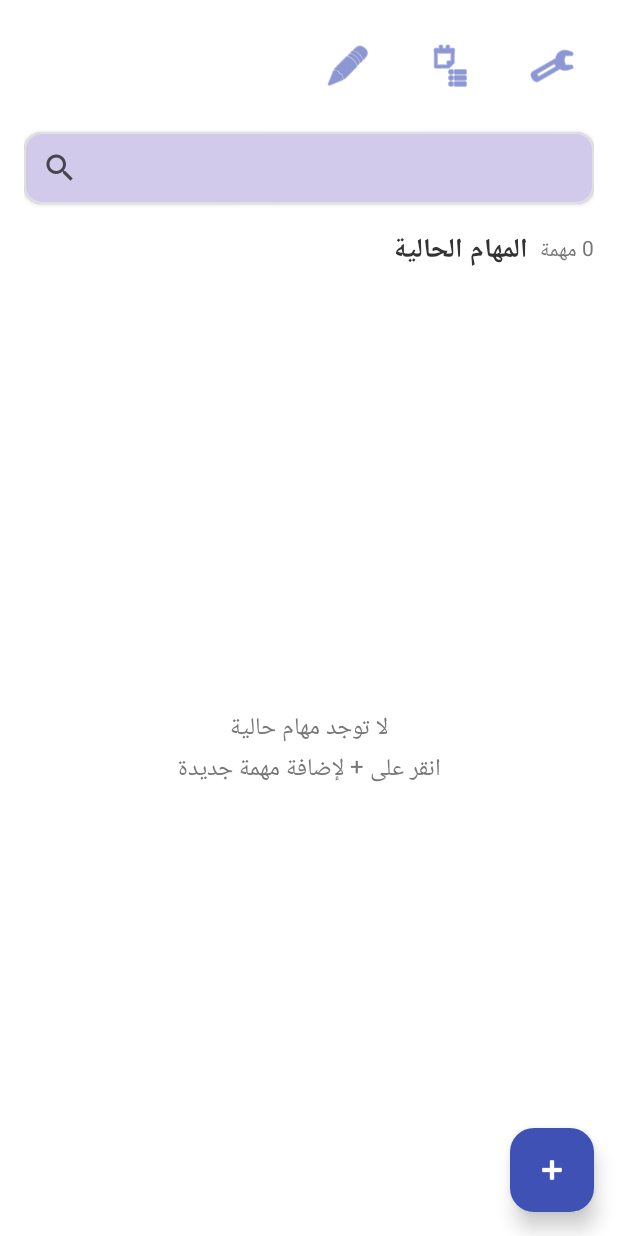
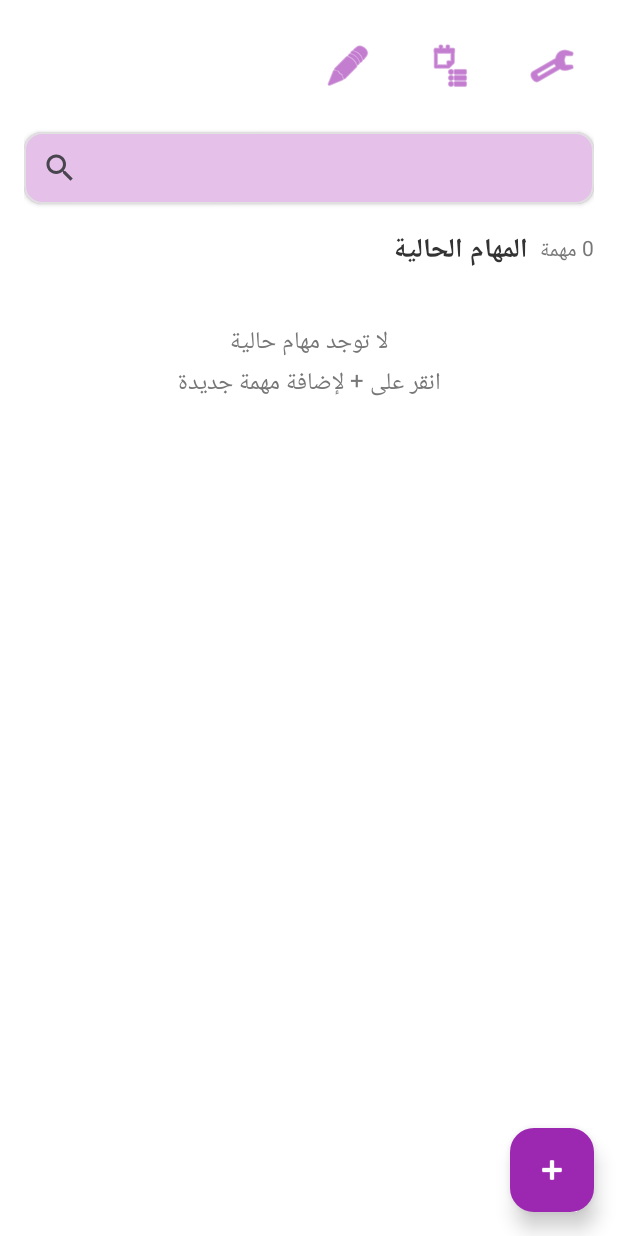
Before and after one commit to adam39049/Notaska, an Android app: the screen it shows after launch (MainActivity), on a phone screen of 412 x 824 dp. Run offline under Robolectric (Android 15) with nearby library versions, the phone set to English and light mode, and no system bars; our stand-ins replace Room's generated code.

Commit message:
theme attribute updates + fix apply theme + fix build errors

```diff
--- a/app/src/main/java/com/example/notenot/ThemeActivity.java
+++ b/app/src/main/java/com/example/notenot/ThemeActivity.java
@@ -108,12 +108,12 @@ public class ThemeActivity extends BaseActivity {
         String themeName = getThemeName(theme);
         Toast.makeText(this, "تم تطبيق النموذج " + themeName, Toast.LENGTH_SHORT).show();
 
-        // إعادة تشغيل النشاط لتطبيق الثيم
-        Intent intent = new Intent(this, ThemeActivity.class);
+        Intent intent = new Intent(this, MainActivity.class);
         intent.addFlags(Intent.FLAG_ACTIVITY_CLEAR_TOP | Intent.FLAG_ACTIVITY_NEW_TASK);
         startActivity(intent);
         finish();
     }
+
 
     private String getThemeName(int theme) {
         switch (theme) {
--- a/app/src/main/res/layout/activity_add.xml
+++ b/app/src/main/res/layout/activity_add.xml
@@ -112,12 +112,12 @@
                 android:layout_weight="1"
                 android:layout_height="wrap_content"
                 android:text="حفظ"
-                android:backgroundTint="@color/colorPrimary"
+                android:backgroundTint="?attr/colorPrimary"
                 android:textColor="#FFFFFF"
                 android:layout_marginEnd="8dp" />
 
             <Button
-                android:backgroundTint="@color/colorAccent"
+                android:backgroundTint="?attr/colorAccent"
                 android:id="@+id/btn_cancel"
                 android:layout_width="0dp"
                 android:layout_weight="1"
--- a/app/src/main/res/layout/activity_add_note.xml
+++ b/app/src/main/res/layout/activity_add_note.xml
@@ -44,7 +44,7 @@
                 android:layout_height="wrap_content"
                 android:text="حفظ"
                 android:textColor="#FFFFFF"
-                android:backgroundTint="@color/colorPrimary" />
+                android:backgroundTint="?attr/colorPrimary" />
         </LinearLayout>
 
         <!-- نص الملاحظة -->
@@ -84,7 +84,7 @@
 
             <Button
                 android:id="@+id/btn_choose_tag"
-                android:backgroundTint="@color/colorPrimary"
+                android:backgroundTint="?attr/colorPrimary"
                 android:layout_width="wrap_content"
                 android:layout_height="wrap_content"
                 android:text="اختر علامة"
--- a/app/src/main/res/layout/activity_main.xml
+++ b/app/src/main/res/layout/activity_main.xml
@@ -8,14 +8,20 @@
     android:background="#FFFFFF"
     tools:context=".MainActivity">
 
-    <!-- المحتوى الرئيسي -->
+    <!-- ✅ Use NestedScrollView so content scrolls and doesn’t block touches -->
+    <androidx.core.widget.NestedScrollView
+        android:layout_width="match_parent"
+        android:layout_height="match_parent"
+        android:fillViewport="true">
+
+        <!-- 🔹 Main Content -->
         <LinearLayout
             android:layout_width="match_parent"
-        android:layout_height="match_parent"
+            android:layout_height="wrap_content"
             android:orientation="vertical"
             android:padding="16dp">
 
-        <!-- 🔹 الشريط العلوي -->
+            <!-- 🔹 Top Header -->
             <LinearLayout
                 android:layout_width="match_parent"
                 android:layout_height="wrap_content"
@@ -43,7 +49,8 @@
                         android:layout_height="match_parent"
                         android:src="@android:drawable/ic_menu_edit"
                         android:background="@null"
-                    app:tint="@color/colorPrimary" />
+                        app:tint="?attr/colorPrimary"
+                        android:contentDescription="@string/notes_button"/>
                 </FrameLayout>
 
                 <!-- Reports Button -->
@@ -61,7 +68,8 @@
                         android:layout_height="match_parent"
                         android:src="@android:drawable/ic_menu_agenda"
                         android:background="@null"
-                    app:tint="@color/colorPrimary" />
+                        app:tint="?attr/colorPrimary"
+                        android:contentDescription="@string/reports_button"/>
                 </FrameLayout>
 
                 <!-- Settings Button -->
@@ -78,11 +86,12 @@
                         android:layout_height="match_parent"
                         android:src="@android:drawable/ic_menu_preferences"
                         android:background="@null"
-                    app:tint="@color/colorPrimary" />
+                        app:tint="?attr/colorPrimary"
+                        android:contentDescription="@string/settings_button"/>
                 </FrameLayout>
             </LinearLayout>
 
-        <!-- 🔹 مربع البحث -->
+            <!-- 🔹 Search Box -->
             <com.google.android.material.card.MaterialCardView
                 android:layout_width="match_parent"
                 android:layout_height="wrap_content"
@@ -96,12 +105,12 @@
                     android:id="@+id/searchView"
                     android:layout_width="match_parent"
                     android:layout_height="wrap_content"
-                android:background="@color/colorPrimaryTransparent"
-                android:queryHint="ابحث عن مهمة..."
+                    android:background="?attr/colorPrimaryTransparent"
+                    android:queryHint="@string/add_task"
                     android:iconifiedByDefault="false" />
             </com.google.android.material.card.MaterialCardView>
 
-        <!-- 🔹 عنوان قائمة المهام -->
+            <!-- 🔹 Tasks Header -->
             <LinearLayout
                 android:layout_width="match_parent"
                 android:layout_height="wrap_content"
@@ -113,7 +122,7 @@
                     android:layout_width="0dp"
                     android:layout_height="wrap_content"
                     android:layout_weight="1"
-                android:text="المهام الحالية"
+                    android:text="@string/tasks_current"
                     android:textSize="18sp"
                     android:textStyle="bold"
                     android:textColor="#333333" />
@@ -128,39 +137,41 @@
                     android:layout_marginStart="8dp" />
             </LinearLayout>
 
-        <!-- 🔹 قائمة المهام -->
+            <!-- 🔹 Tasks List -->
             <androidx.recyclerview.widget.RecyclerView
                 android:id="@+id/recyclerView"
                 android:layout_width="match_parent"
-            android:layout_height="0dp"
-            android:layout_weight="1"
+                android:layout_height="wrap_content"
                 android:clipToPadding="false"
                 android:padding="4dp"
                 android:scrollbars="vertical"
                 tools:listitem="@layout/task_item" />
 
-        <!-- 🔹 رسالة لا توجد مهام -->
+            <!-- 🔹 No Tasks Message -->
             <TextView
                 android:id="@+id/tv_empty_tasks"
                 android:layout_width="match_parent"
-            android:layout_height="match_parent"
-            android:text="لا توجد مهام حالية\nانقر على + لإضافة مهمة جديدة"
+                android:layout_height="wrap_content"
+                android:text="@string/empty_tasks"
                 android:textSize="16sp"
                 android:textColor="#777777"
                 android:gravity="center"
-            android:visibility="gone" />
+                android:visibility="gone"
+                android:layout_marginTop="24dp" />
+
         </LinearLayout>
+    </androidx.core.widget.NestedScrollView>
 
-    <!-- 🔹 الزر العائم (مثبت في الأسفل) -->
+    <!-- 🔹 Floating Action Button -->
     <com.google.android.material.floatingactionbutton.FloatingActionButton
         android:id="@+id/fab_add"
         android:layout_width="wrap_content"
         android:layout_height="wrap_content"
         android:layout_gravity="bottom|end"
         android:layout_margin="16dp"
-        android:contentDescription="إضافة مهمة جديدة"
+        android:contentDescription="@string/add_task"
         android:src="@android:drawable/ic_input_add"
-        app:backgroundTint="@color/colorPrimary"
+        app:backgroundTint="?attr/colorPrimary"
         app:tint="@android:color/white"
         app:elevation="8dp"
         app:rippleColor="@color/purple_700" />
--- a/app/src/main/res/layout/activity_notes.xml
+++ b/app/src/main/res/layout/activity_notes.xml
@@ -27,7 +27,8 @@
             android:focusable="true"
             android:padding="12dp"
             android:src="@android:drawable/ic_menu_revert"
-            android:tint="@color/colorPrimary" />
+            android:tint="?attr/colorPrimary"
+            tools:ignore="UseAppTint" />
 
         <TextView
             android:layout_width="0dp"
@@ -48,7 +49,7 @@
             android:focusable="true"
             android:padding="12dp"
             android:src="@android:drawable/ic_input_add"
-            android:tint="@color/purple_500" />
+            app:tint="?attr/colorPrimary" />
     </LinearLayout>
 
     <!-- شريط البحث والتصفية -->
--- a/app/src/main/res/layout/activity_reports.xml
+++ b/app/src/main/res/layout/activity_reports.xml
@@ -33,7 +33,7 @@
                 android:focusable="true"
                 android:padding="12dp"
                 android:src="@android:drawable/ic_menu_revert"
-                android:tint="@color/colorPrimary" />
+                app:tint="?attr/colorPrimary" />
 
             <!-- عنوان الصفحة -->
             <TextView
--- a/app/src/main/res/layout/activity_settings.xml
+++ b/app/src/main/res/layout/activity_settings.xml
@@ -27,7 +27,7 @@
             android:focusable="true"
             android:padding="12dp"
             android:src="@android:drawable/ic_menu_revert"
-            android:tint="@color/colorPrimary" />
+            app:tint="?attr/colorPrimary" />
 
         <TextView
             android:layout_width="0dp"
@@ -50,7 +50,7 @@
         android:text="إعدادات الصوت"
         android:textSize="18sp"
         android:textStyle="bold"
-        android:textColor="@color/colorPrimary"
+        android:textColor="?attr/colorPrimary"
         android:layout_marginBottom="16dp" />
 
     <!-- تفعيل / إيقاف صوت الإشعارات -->
@@ -124,7 +124,7 @@
             android:layout_height="wrap_content"
             android:text="فتح"
             android:textColor="#FFFFFF"
-            android:backgroundTint="@color/colorPrimary" />
+            android:backgroundTint="?attr/colorPrimary" />
     </LinearLayout>
 
     <View
--- a/app/src/main/res/layout/activity_theme.xml
+++ b/app/src/main/res/layout/activity_theme.xml
@@ -31,7 +31,7 @@
                 android:focusable="true"
                 android:padding="12dp"
                 android:src="@android:drawable/ic_menu_revert"
-                android:tint="@color/colorPrimary" />
+                app:tint="?attr/colorPrimary" />
 
             <TextView
                 android:layout_width="0dp"
--- a/app/src/main/res/layout/dialog_add_note.xml
+++ b/app/src/main/res/layout/dialog_add_note.xml
@@ -40,7 +40,7 @@
             android:textStyle="bold" />
 
         <Button
-            android:backgroundTint="@color/colorPrimary"
+            android:backgroundTint="?attr/colorPrimary"
             android:id="@+id/btn_choose_tag"
             android:layout_width="wrap_content"
             android:layout_height="wrap_content"
--- a/app/src/main/res/layout/task_item.xml
+++ b/app/src/main/res/layout/task_item.xml
@@ -1,6 +1,7 @@
 <?xml version="1.0" encoding="utf-8"?>
 <androidx.cardview.widget.CardView xmlns:android="http://schemas.android.com/apk/res/android"
     xmlns:app="http://schemas.android.com/apk/res-auto"
+    xmlns:tools="http://schemas.android.com/tools"
     android:layout_width="match_parent"
     android:layout_height="wrap_content"
     android:layout_margin="8dp"
@@ -81,8 +82,10 @@
                 android:layout_width="40dp"
                 android:layout_height="40dp"
                 android:background="?attr/selectableItemBackgroundBorderless"
+                android:tint="?attr/colorPrimary"
                 android:contentDescription="تعديل"
-                android:src="@android:drawable/ic_menu_edit" />
+                android:src="@android:drawable/ic_menu_edit"
+                tools:ignore="UseAppTint" />
 
             <ImageButton
                 android:id="@+id/btn_delete"
@@ -90,6 +93,7 @@
                 android:layout_height="40dp"
                 android:background="?attr/selectableItemBackgroundBorderless"
                 android:contentDescription="حذف"
+                app:tint="#FF5252"
                 android:src="@android:drawable/ic_menu_delete" />
         </LinearLayout>
     </LinearLayout>
--- /dev/null
+++ b/app/src/main/res/values/attrs.xml
@@ -0,0 +1,3 @@
+<resources>
+    <attr name="colorPrimaryTransparent" format="color" />
+</resources>
--- a/app/src/main/res/values/strings.xml
+++ b/app/src/main/res/values/strings.xml
@@ -1,5 +1,10 @@
 <resources>
     <string name="app_name">مدير المهام</string>
+    <string name="tasks_current">المهام الحالية</string>
+    <string name="empty_tasks">لا توجد مهام حالية\nانقر على + لإضافة مهمة جديدة</string>
+    <string name="notes_button">ملاحظات</string>
+    <string name="reports_button">التقارير</string>
+    <string name="settings_button">الإعدادات</string>
     <string name="add_task">إضافة مهمة جديدة</string>
     <string name="edit_task">تعديل المهمة</string>
     <string name="task_title">عنوان المهمة</string>
```
Also changed, not shown: app/src/main/res/layout/note_item.xml (+5 -3 lines). Lines whose indentation alone changed are shown as unchanged.
